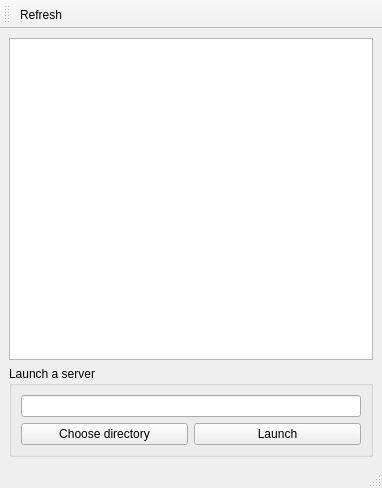
First picture: the form in mainwindow.ui, repository jupyter/nbmanager, before the edit.
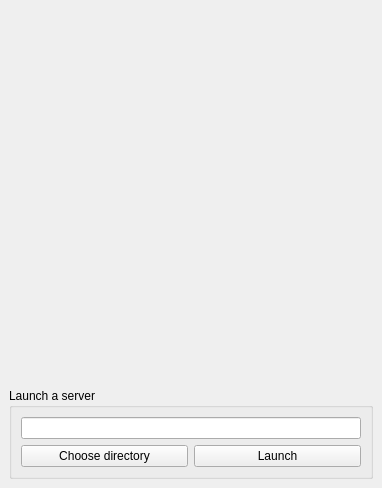
Second picture: the form after the edit. Icons and pictures are not drawn.

Commit message: Remove the toolbar (#15)

The edit to the form file:
```diff
--- a/mainwindow.ui
+++ b/mainwindow.ui
@@ -16,13 +16,25 @@
   <widget class="QWidget" name="centralwidget">
    <layout class="QVBoxLayout" name="verticalLayout">
     <item>
-     <widget class="QTreeView" name="treeView">
+     <widget class="QTreeView" name="tree">
+      <property name="styleSheet">
+       <string notr="true">QTreeView { background-color: transparent }</string>
+      </property>
+      <property name="frameShape">
+       <enum>QFrame::NoFrame</enum>
+      </property>
+      <property name="frameShadow">
+       <enum>QFrame::Plain</enum>
+      </property>
       <property name="iconSize">
        <size>
         <width>16</width>
         <height>16</height>
        </size>
       </property>
+      <property name="rootIsDecorated">
+       <bool>false</bool>
+      </property>
       <attribute name="headerVisible">
        <bool>false</bool>
       </attribute>
@@ -33,13 +45,8 @@
       <property name="title">
        <string>Launch a server</string>
       </property>
-      <layout class="QVBoxLayout" name="verticalLayout_2">
-       <item>
-        <widget class="QLineEdit" name="start_dir_lineedit"/>
-       </item>
-       <item>
-        <layout class="QHBoxLayout" name="horizontalLayout">
-         <item>
+      <layout class="QGridLayout" name="gridLayout">
+       <item row="1" column="0">
           <widget class="QPushButton" name="choose_dir_button">
            <property name="text">
             <string>Choose directory</string>
@@ -49,7 +56,7 @@
            </property>
           </widget>
          </item>
-         <item>
+       <item row="1" column="1">
           <widget class="QPushButton" name="launch_button">
            <property name="text">
             <string>Launch</string>
@@ -59,39 +66,14 @@
            </property>
           </widget>
          </item>
-        </layout>
+       <item row="0" column="0" colspan="2">
+        <widget class="QLineEdit" name="start_dir_lineedit"/>
        </item>
       </layout>
      </widget>
     </item>
    </layout>
   </widget>
-  <widget class="QMenuBar" name="menubar">
-   <property name="geometry">
-    <rect>
-     <x>0</x>
-     <y>0</y>
-     <width>382</width>
-     <height>27</height>
-    </rect>
-   </property>
-  </widget>
-  <widget class="QStatusBar" name="statusbar"/>
-  <widget class="QToolBar" name="toolBar">
-   <property name="windowTitle">
-    <string>toolBar</string>
-   </property>
-   <property name="toolButtonStyle">
-    <enum>Qt::ToolButtonTextBesideIcon</enum>
-   </property>
-   <attribute name="toolBarArea">
-    <enum>TopToolBarArea</enum>
-   </attribute>
-   <attribute name="toolBarBreak">
-    <bool>false</bool>
-   </attribute>
-   <addaction name="actionRefresh"/>
-  </widget>
   <action name="actionRefresh">
    <property name="icon">
     <iconset theme="view-refresh"/>
```
Left out of the diff: 13 changed lines with no effect on the pictures. Lines whose indentation alone changed are shown as unchanged. The commit also changes 1 other file.
